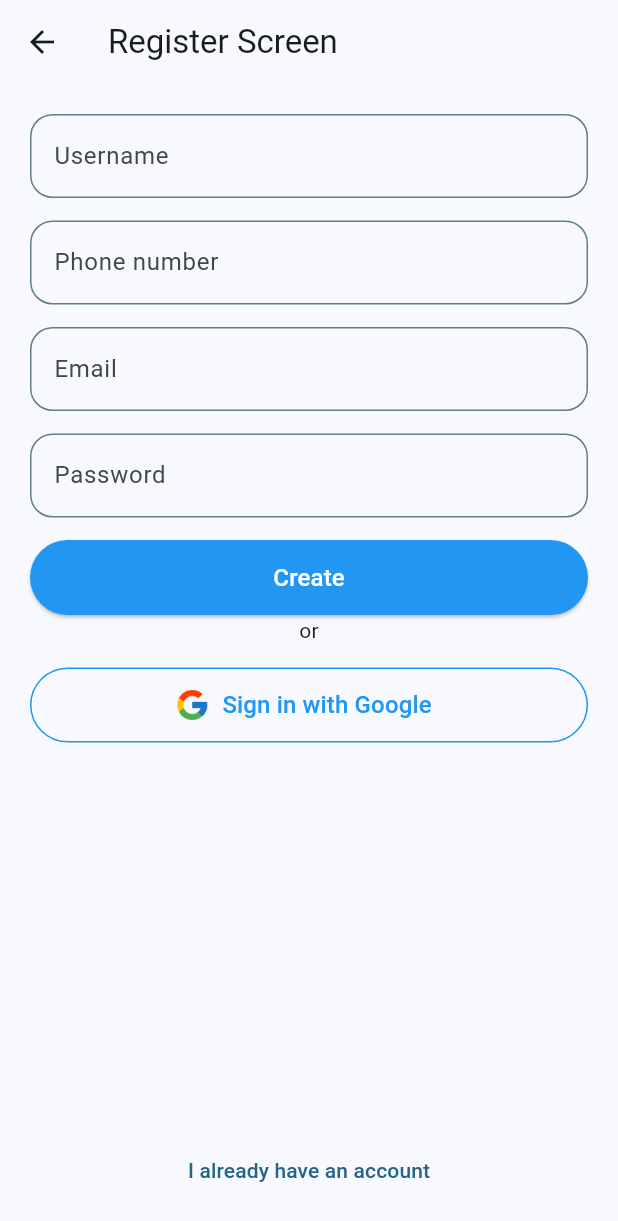
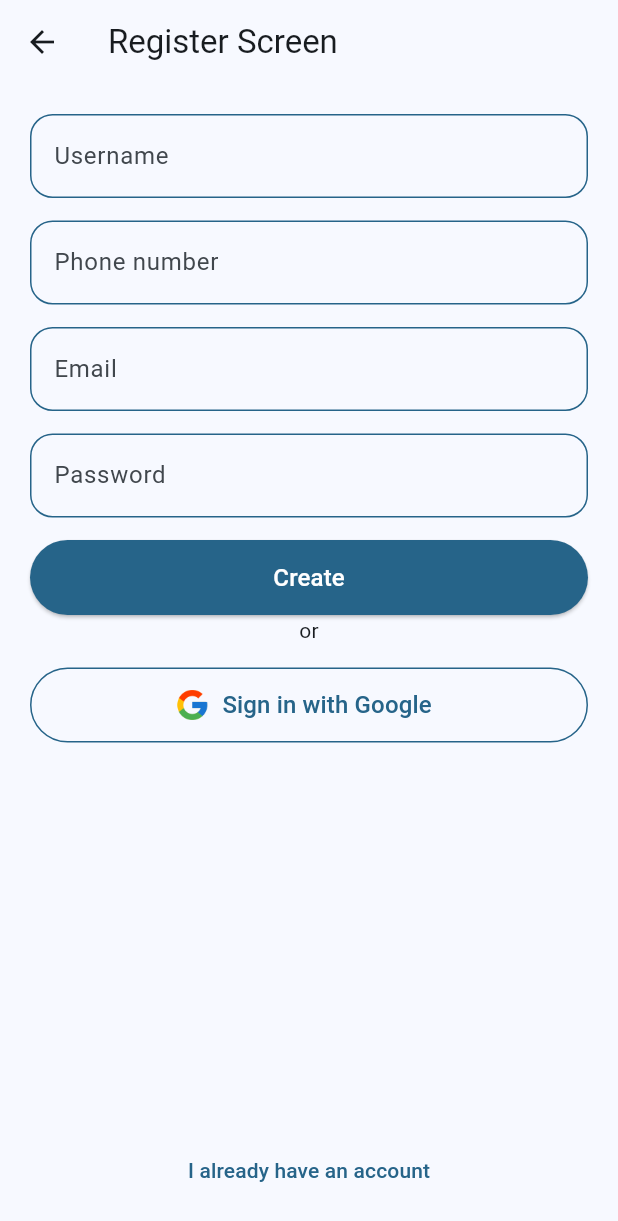
Before and after one commit to Amulya-kanaparthi/njm-mobileapp, a Flutter app: the screen it shows after launch, after a tap on "Create new account", on a phone screen of 412 x 824 dp. Shown: the top 1221 px of the screen. Run offline on Flutter 3.47's test engine with Material 3 defaults, Android fonts, the phone set to English and light mode, and no system bars.

Commit message:
made some theme changes

```diff
--- a/lib/constants/string_constants.dart
+++ b/lib/constants/string_constants.dart
@@ -1,4 +1,4 @@
-class StringConstants {
+
   /// This class contains all the string constants used in the application.
   /// It helps in maintaining consistency and makes it easier to manage text across the app.
   /// You can add more strings as needed.
@@ -7,11 +7,13 @@ class StringConstants {
   /// These can be used throughout the app for various labels and messages
   /// Example: Text(StringConstants.appName)
   /// ---------------------------------------------------------------
+class StringConstants {
   static const String appName = "NJM";
   static const String welcome = "Welcome to NJM";
   static const String login = "Login";
   static const String userName = "Username";
-  static const String userNameEmailMobileNumber = "Username, email or mobile number";
+  static const String userNameEmailMobileNumber =
+      "Username, email or mobile number";
   static const String phoneNumber = "Phone number";
   static const String email = "Email";
   static const String password = "Password";
@@ -48,11 +50,12 @@ class StringConstants {
   static const String loginScreenTitle = "Login Screen";
 }
 
-class DialogConstants {
 /// Button Texts
 /// These can be used for dialog buttons
 /// Example: Text(DialogConstants.ok)
 /// ---------------------------------------------------------------
+
+class DialogConstants {
   static const String continueCreatingAccount = "Continue Creating Account";
   static const String done = "Done";
   static const String ok = "OK";
@@ -60,11 +63,11 @@ class DialogConstants {
   static const String login = "Log in";
 }
 
-class ButtonStrConstants {
 /// Button Texts
 /// These can be used for button labels
 /// Example: ElevatedButton(child: Text(ButtonStrConstants.create))
 /// ---------------------------------------------------------------
+class ButtonStrConstants {
   static const String create = 'Create';
   static const String done = "Done";
   static const String ok = "OK";
--- a/lib/screens/login_screen.dart
+++ b/lib/screens/login_screen.dart
@@ -49,7 +49,7 @@ class _LoginScreenState extends State<LoginScreen> {
                     child: ElevatedButton(
                       onPressed: () {},
                       style: ElevatedButton.styleFrom(
-                        backgroundColor: Colors.blue, // Button color
+                        backgroundColor: Theme.of(context).colorScheme.primary, // Button color
                         foregroundColor: Colors.white, // Text color
                         shape: StadiumBorder(),
                       ),
@@ -87,8 +87,8 @@ class _LoginScreenState extends State<LoginScreen> {
                       );
                   },
                   style: OutlinedButton.styleFrom(
-                    side: BorderSide(color: Colors.blue, width: 1),
-                    foregroundColor: Colors.blue, // Text color
+                    side: BorderSide(color: Theme.of(context).colorScheme.secondary, width: 1),
+                    foregroundColor: Theme.of(context).colorScheme.secondary, // Text color
                     shape: StadiumBorder(),
                   ),
                   child: Text(
--- a/lib/screens/register_screen.dart
+++ b/lib/screens/register_screen.dart
@@ -50,7 +50,7 @@ class _RegisterScreenState extends State<RegisterScreen> {
                     child: ElevatedButton(
                       onPressed: () {},
                       style: ElevatedButton.styleFrom(
-                        backgroundColor: Colors.blue, // Button color
+                        backgroundColor: Theme.of(context).colorScheme.primary, // Button color
                         foregroundColor: Colors.white, // Text color
                         shape: StadiumBorder(),
                       ),
@@ -76,12 +76,12 @@ class _RegisterScreenState extends State<RegisterScreen> {
                       ),
                       label: Text(
                         StringConstants.googleSignIn,
-                        style: TextStyle(fontSize: 16, color: Colors.blue),
+                        style: TextStyle(fontSize: 16, color: Theme.of(context).colorScheme.primary),
                       ),
                       style: OutlinedButton.styleFrom(
-                        side: BorderSide(color: Colors.blue, width: 1),
+                        side: BorderSide(color: Theme.of(context).colorScheme.primary, width: 1),
                         shape: StadiumBorder(),
-                        foregroundColor: Colors.blue,
+                        foregroundColor: Theme.of(context).colorScheme.primary,
                       ),
                     ),
                   ),
--- a/lib/widgets/custom_textfield.dart
+++ b/lib/widgets/custom_textfield.dart
@@ -7,13 +7,13 @@ class CustomTextField extends StatelessWidget {
   final FormFieldValidator<String>? validator;
   final double cornerRadius;
   const CustomTextField({
-    Key? key,
+    super.key,
     this.cornerRadius = 15,
     required this.label,
     this.isPassword = false,
     this.controller,
     this.validator,
-  }) : super(key: key);
+  });
 
   @override
   Widget build(BuildContext context) {
@@ -26,21 +26,21 @@ class CustomTextField extends StatelessWidget {
         border: OutlineInputBorder(
           borderRadius: BorderRadius.circular(cornerRadius),
           borderSide: BorderSide(
-            color: Colors.blueGrey,
+            color: Theme.of(context).colorScheme.primary,
             width: 1,
           ),
         ),
         enabledBorder: OutlineInputBorder(
           borderRadius: BorderRadius.circular(cornerRadius),
           borderSide: BorderSide(
-            color: Colors.blueGrey,
+            color: Theme.of(context).colorScheme.primary,
             width: 1,
           ),
         ),
         focusedBorder: OutlineInputBorder(
           borderRadius: BorderRadius.circular(cornerRadius),
           borderSide: BorderSide(
-            color: Colors.blueGrey,
+            color: Theme.of(context).colorScheme.primary,
             width: 1.5,
           ),
         ),
```
Lines whose indentation alone changed are shown as unchanged.
